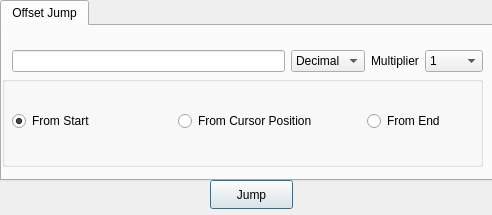
SumuriLLC/hex-viewer-SUMURI, file gotooffsetdialog.ui: the form before one commit.
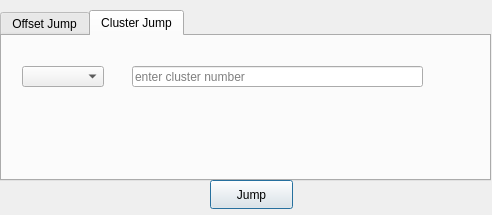
The form after the commit.

```diff
--- a/gotooffsetdialog.ui
+++ b/gotooffsetdialog.ui
@@ -17,13 +17,13 @@
    <property name="geometry">
     <rect>
      <x>0</x>
-     <y>0</y>
-     <width>551</width>
-     <height>181</height>
+     <y>10</y>
+     <width>491</width>
+     <height>171</height>
     </rect>
    </property>
    <property name="currentIndex">
-    <number>0</number>
+    <number>1</number>
    </property>
    <widget class="QWidget" name="tab">
     <attribute name="title">
@@ -166,6 +166,34 @@
      </layout>
     </widget>
    </widget>
+   <widget class="QWidget" name="clusterJumpTab">
+    <attribute name="title">
+     <string>Cluster Jump</string>
+    </attribute>
+    <widget class="QComboBox" name="partitionsComboBox">
+     <property name="geometry">
+      <rect>
+       <x>20</x>
+       <y>30</y>
+       <width>82</width>
+       <height>21</height>
+      </rect>
+     </property>
+    </widget>
+    <widget class="QLineEdit" name="clusterNumberlineEdit">
+     <property name="geometry">
+      <rect>
+       <x>130</x>
+       <y>30</y>
+       <width>291</width>
+       <height>21</height>
+      </rect>
+     </property>
+     <property name="placeholderText">
+      <string>enter cluster number</string>
+     </property>
+    </widget>
+   </widget>
   </widget>
   <widget class="QPushButton" name="jumpButton">
    <property name="geometry">
```
Left out of the diff: 19 changed lines with no effect on the pictures.
